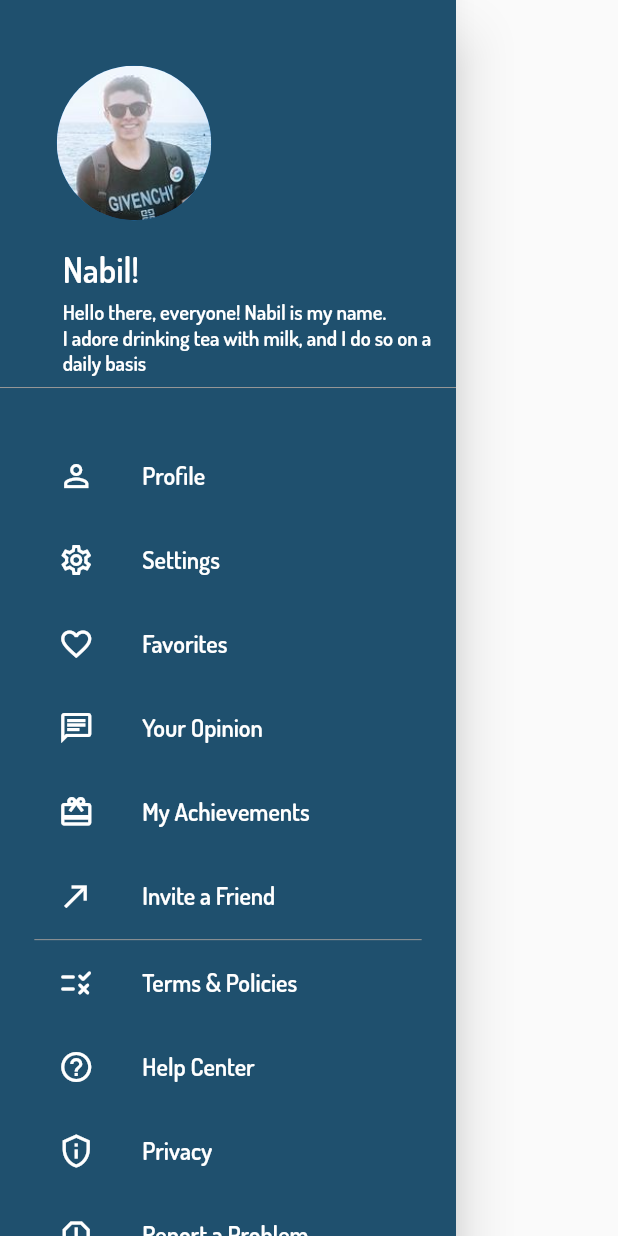
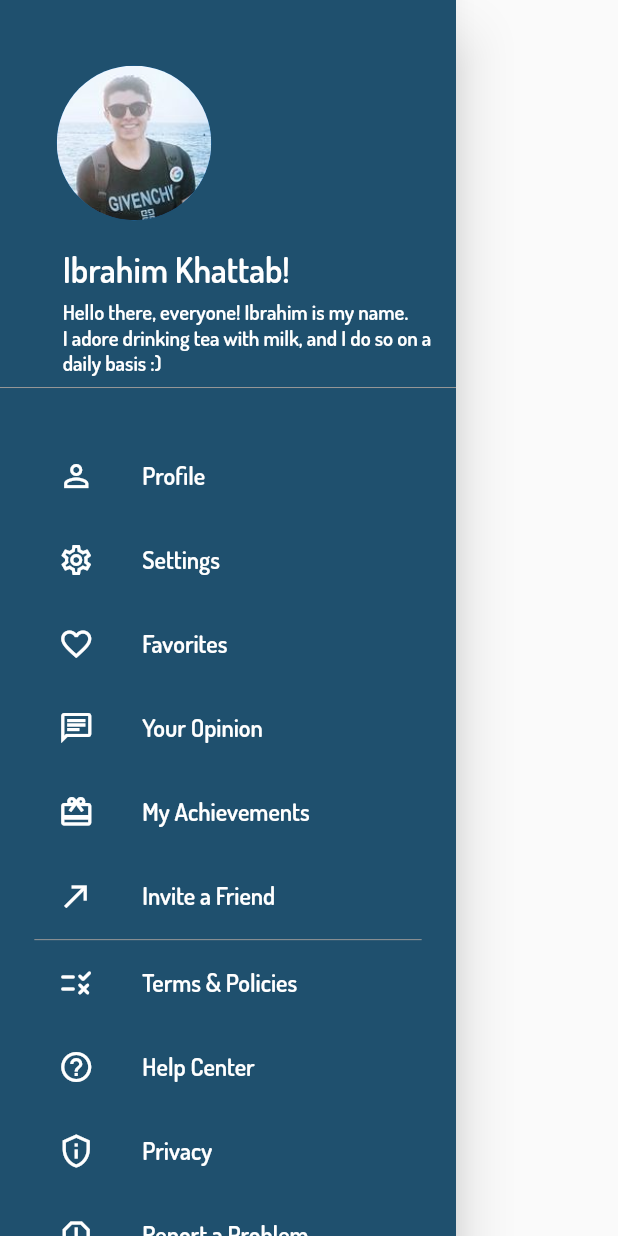
Before and after one commit to IbrahimKhattab172000/graduation_project, a Flutter app: the NavigationDrawerScreen widget shown alone on an empty page, opened directly, on a phone screen of 412 x 824 dp. Run offline on Flutter 3.47's test engine with Material 2 defaults, Android fonts, the phone set to English and light mode, and no system bars; our stand-ins replace camera, curved_navigation_bar, firebase_auth, firebase_core, flutter_screenutil, flutter_spinkit and 1 more; missing offline and left inert: tflite; accounts and stored records are empty.

Commit message:
adding some stuff to the drawer

```diff
--- a/lib/screens/navigation_drawer/navigation_drawer_components.dart
+++ b/lib/screens/navigation_drawer/navigation_drawer_components.dart
@@ -8,12 +8,15 @@ Widget drawerTile({
   Color? titleColor,
 }) =>
     ListTile(
+      onTap: onTap,
       leading: Icon(
         iconData,
         color: Colors.white,
       ),
-      title: Text(text,
-          style: TextStyle(
-            color: titleColor ?? Colors.white,
-          )),
+      title: Text(
+        text,
+        style: TextStyle(
+          color: titleColor ?? Colors.white,
+        ),
+      ),
     );
--- a/lib/screens/navigation_drawer/navigation_drawer_screen.dart
+++ b/lib/screens/navigation_drawer/navigation_drawer_screen.dart
@@ -54,7 +54,7 @@ class NavigationDrawerScreen extends StatelessWidget {
                 horizontal: 10.h,
               ),
               child: Text(
-                "Nabil!",
+                "Ibrahim Khattab!",
                 style: TextStyle(
                   fontSize: 20.sp,
                   fontWeight: FontWeight.bold,
@@ -68,7 +68,7 @@ class NavigationDrawerScreen extends StatelessWidget {
                 horizontal: 10.h,
               ),
               child: Text(
-                "Hello there, everyone! Nabil is my name.\nI adore drinking tea with milk, and I do so on a daily basis",
+                "Hello there, everyone! Ibrahim is my name.\nI adore drinking tea with milk, and I do so on a daily basis :)",
                 style: TextStyle(
                   fontSize: 12.sp,
                   color: Colors.white,
```
